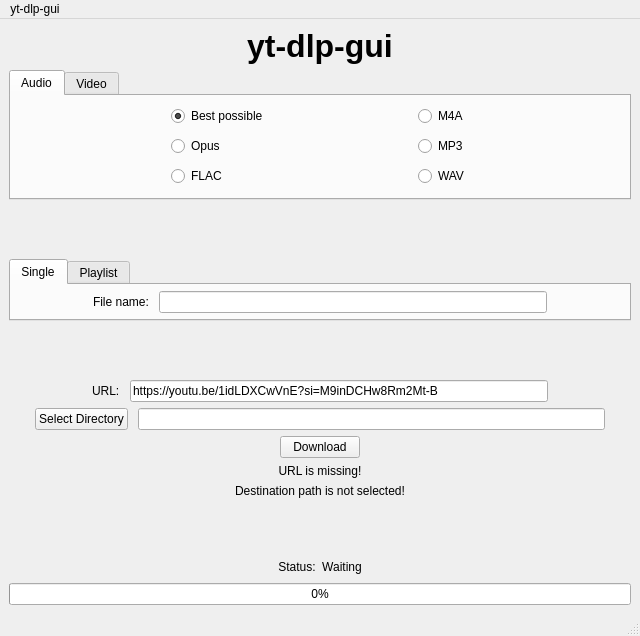
Old version of the form maingui.ui in the repository Bundes197/yt-dlp-gui.
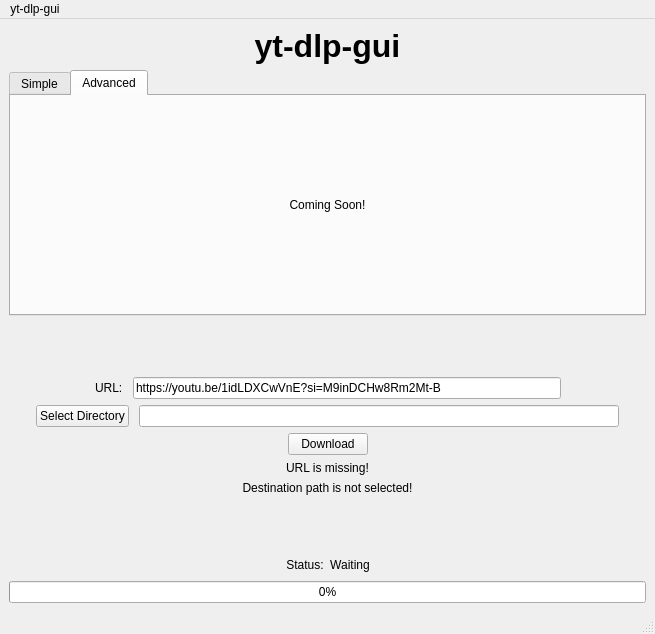
New version of the form. The open tabs and pages were chosen to show the change.

Commit message: feat: add simple/advanced settings tab

Diff of the .ui file:
```diff
--- a/maingui.ui
+++ b/maingui.ui
@@ -6,8 +6,8 @@
    <rect>
     <x>0</x>
     <y>0</y>
-    <width>640</width>
-    <height>636</height>
+    <width>655</width>
+    <height>634</height>
    </rect>
   </property>
   <property name="windowTitle">
@@ -45,6 +45,46 @@
      </layout>
     </item>
     <item>
+     <widget class="QTabWidget" name="settingsTab">
+      <property name="minimumSize">
+       <size>
+        <width>0</width>
+        <height>0</height>
+       </size>
+      </property>
+      <property name="styleSheet">
+       <string notr="true"/>
+      </property>
+      <property name="tabPosition">
+       <enum>QTabWidget::TabPosition::North</enum>
+      </property>
+      <property name="tabShape">
+       <enum>QTabWidget::TabShape::Rounded</enum>
+      </property>
+      <property name="currentIndex">
+       <number>0</number>
+      </property>
+      <property name="iconSize">
+       <size>
+        <width>16</width>
+        <height>16</height>
+       </size>
+      </property>
+      <property name="tabsClosable">
+       <bool>false</bool>
+      </property>
+      <property name="movable">
+       <bool>false</bool>
+      </property>
+      <property name="tabBarAutoHide">
+       <bool>false</bool>
+      </property>
+      <widget class="QWidget" name="simpleSettingsTab">
+       <attribute name="title">
+        <string>Simple</string>
+       </attribute>
+       <layout class="QVBoxLayout" name="verticalLayout_3">
+        <item>
      <widget class="QTabWidget" name="formatTabs">
       <property name="minimumSize">
        <size>
@@ -287,19 +327,6 @@
       </widget>
      </widget>
     </item>
-    <item>
-     <spacer name="verticalSpacer">
-      <property name="orientation">
-       <enum>Qt::Orientation::Vertical</enum>
-      </property>
-      <property name="sizeHint" stdset="0">
-       <size>
-        <width>20</width>
-        <height>40</height>
-       </size>
-      </property>
-     </spacer>
-    </item>
     <item>
      <widget class="QTabWidget" name="quantityTabs">
       <property name="currentIndex">
@@ -441,8 +468,29 @@
       </widget>
      </widget>
     </item>
+       </layout>
+      </widget>
+      <widget class="QWidget" name="advancedSettingsTab">
+       <attribute name="title">
+        <string>Advanced</string>
+       </attribute>
+       <layout class="QVBoxLayout" name="verticalLayout_4">
     <item>
-     <spacer name="verticalSpacer_4">
+         <widget class="QLabel" name="comingSoonLabel">
+          <property name="text">
+           <string>Coming Soon!</string>
+          </property>
+          <property name="alignment">
+           <set>Qt::AlignmentFlag::AlignCenter</set>
+          </property>
+         </widget>
+        </item>
+       </layout>
+      </widget>
+     </widget>
+    </item>
+    <item>
+     <spacer name="verticalSpacer_3">
       <property name="orientation">
        <enum>Qt::Orientation::Vertical</enum>
       </property>
@@ -735,7 +783,7 @@
     <rect>
      <x>0</x>
      <y>0</y>
-     <width>640</width>
+     <width>655</width>
      <height>30</height>
     </rect>
    </property>
```
Lines whose indentation alone changed are shown as unchanged.
